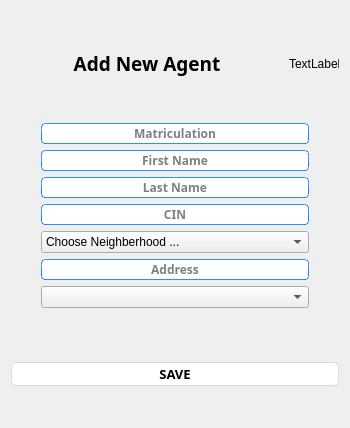
Above: ui/addAgent.ui from YassineBaghdadi/TransportingPlanning before the change. Below: the same form after it.
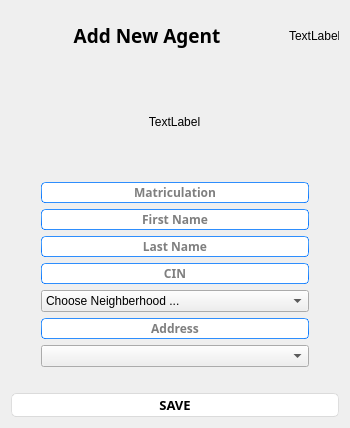
That is the form after the change.

The edit to the form file:
```diff
--- a/ui/addAgent.ui
+++ b/ui/addAgent.ui
@@ -648,6 +648,38 @@
      <property name="rightMargin">
       <number>30</number>
      </property>
+     <item>
+      <layout class="QHBoxLayout" name="horizontalLayout_4">
+       <item>
+        <widget class="QLabel" name="pic">
+         <property name="minimumSize">
+          <size>
+           <width>91</width>
+           <height>91</height>
+          </size>
+         </property>
+         <property name="maximumSize">
+          <size>
+           <width>91</width>
+           <height>16777215</height>
+          </size>
+         </property>
+         <property name="cursor">
+          <cursorShape>PointingHandCursor</cursorShape>
+         </property>
+         <property name="toolTip">
+          <string>&lt;html&gt;&lt;head/&gt;&lt;body&gt;&lt;p&gt;Click to Browse&lt;/p&gt;&lt;/body&gt;&lt;/html&gt;</string>
+         </property>
+         <property name="text">
+          <string>TextLabel</string>
+         </property>
+         <property name="alignment">
+          <set>Qt::AlignCenter</set>
+         </property>
+        </widget>
+       </item>
+      </layout>
+     </item>
      <item>
       <widget class="QLineEdit" name="matrr">
        <property name="font">
@@ -660,6 +692,9 @@
        <property name="alignment">
         <set>Qt::AlignCenter</set>
        </property>
+       <property name="readOnly">
+        <bool>false</bool>
+       </property>
        <property name="placeholderText">
         <string>Matriculation</string>
        </property>
```
Left out of the diff: 3 changed lines with no effect on the pictures.
